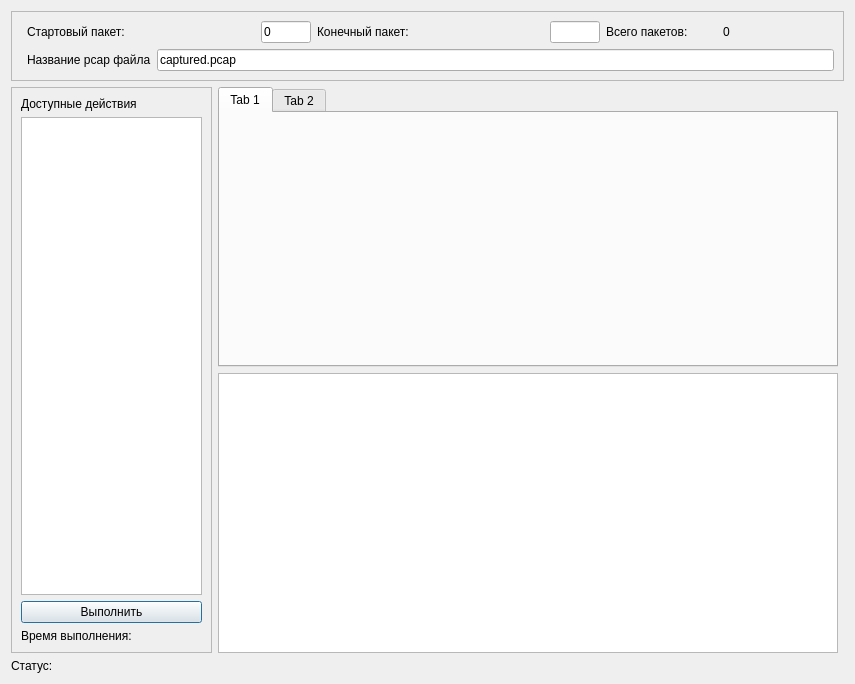
The window that ui/main_view.ui (Tevronis/sniffer-gui) describes before a commit, drawn with Qt 5.
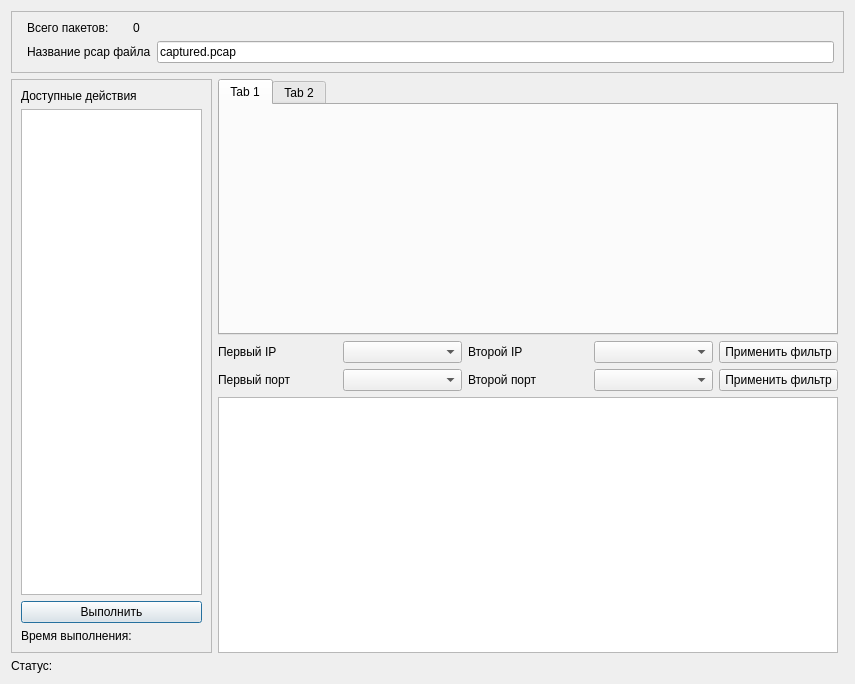
The same window after the commit.

What changed in the file:
```diff
--- a/ui/main_view.ui
+++ b/ui/main_view.ui
@@ -87,6 +87,72 @@
          </widget>
         </widget>
        </item>
+       <item>
+        <layout class="QVBoxLayout" name="verticalLayout_6">
+         <item>
+          <layout class="QHBoxLayout" name="horizontalLayout90">
+           <item>
+            <widget class="QLabel" name="label_3">
+             <property name="text">
+              <string>Первый IP</string>
+             </property>
+            </widget>
+           </item>
+           <item>
+            <widget class="QComboBox" name="ip_dropdown1"/>
+           </item>
+           <item>
+            <widget class="QLabel" name="label_5">
+             <property name="text">
+              <string>Второй IP</string>
+             </property>
+            </widget>
+           </item>
+           <item>
+            <widget class="QComboBox" name="ip_dropdown2"/>
+           </item>
+           <item>
+            <widget class="QPushButton" name="ip_apply">
+             <property name="text">
+              <string>Применить фильтр</string>
+             </property>
+            </widget>
+           </item>
+          </layout>
+         </item>
+         <item>
+          <layout class="QHBoxLayout" name="horizontalLayout91">
+           <item>
+            <widget class="QLabel" name="label_4">
+             <property name="text">
+              <string>Первый порт</string>
+             </property>
+            </widget>
+           </item>
+           <item>
+            <widget class="QComboBox" name="port_dropdown1"/>
+           </item>
+           <item>
+            <widget class="QLabel" name="label_7">
+             <property name="text">
+              <string>Второй порт</string>
+             </property>
+            </widget>
+           </item>
+           <item>
+            <widget class="QComboBox" name="port_dropdown2"/>
+           </item>
+           <item>
+            <widget class="QPushButton" name="port_apply">
+             <property name="text">
+              <string>Применить фильтр</string>
+             </property>
+            </widget>
+           </item>
+          </layout>
+         </item>
+        </layout>
+       </item>
        <item>
         <widget class="QListWidget" name="eventsList"/>
        </item>
@@ -116,49 +182,18 @@
        <layout class="QVBoxLayout" name="verticalLayout_4">
         <item>
          <layout class="QHBoxLayout" name="horizontalLayout">
-          <item>
-           <widget class="QLabel" name="label_6">
-            <property name="text">
-             <string>Стартовый пакет:</string>
-            </property>
-           </widget>
-          </item>
-          <item>
-           <widget class="QLineEdit" name="editExperimentCount">
-            <property name="maximumSize">
-             <size>
-              <width>50</width>
-              <height>16777215</height>
-             </size>
-            </property>
-            <property name="text">
-             <string>0</string>
-            </property>
-           </widget>
-          </item>
-          <item>
-           <widget class="QLabel" name="label_2">
-            <property name="text">
-             <string>Конечный пакет:</string>
-            </property>
-           </widget>
-          </item>
-          <item>
-           <widget class="QLineEdit" name="lineEdit_2">
-            <property name="maximumSize">
-             <size>
-              <width>50</width>
-              <height>16777215</height>
-             </size>
-            </property>
-           </widget>
-          </item>
           <item>
            <layout class="QVBoxLayout" name="verticalLayout_2">
             <item>
              <layout class="QHBoxLayout" name="horizontalLayout_2">
               <item>
                <widget class="QLabel" name="packetsCountLabel">
+                <property name="maximumSize">
+                 <size>
+                  <width>100</width>
+                  <height>16777215</height>
+                 </size>
+                </property>
                 <property name="text">
                  <string>Всего пакетов:</string>
                 </property>
@@ -171,6 +206,13 @@
                 </property>
                </widget>
               </item>
+              <item>
+               <widget class="QLabel" name="label_2">
+                <property name="text">
+                 <string/>
+                </property>
+               </widget>
+              </item>
              </layout>
             </item>
            </layout>
```
